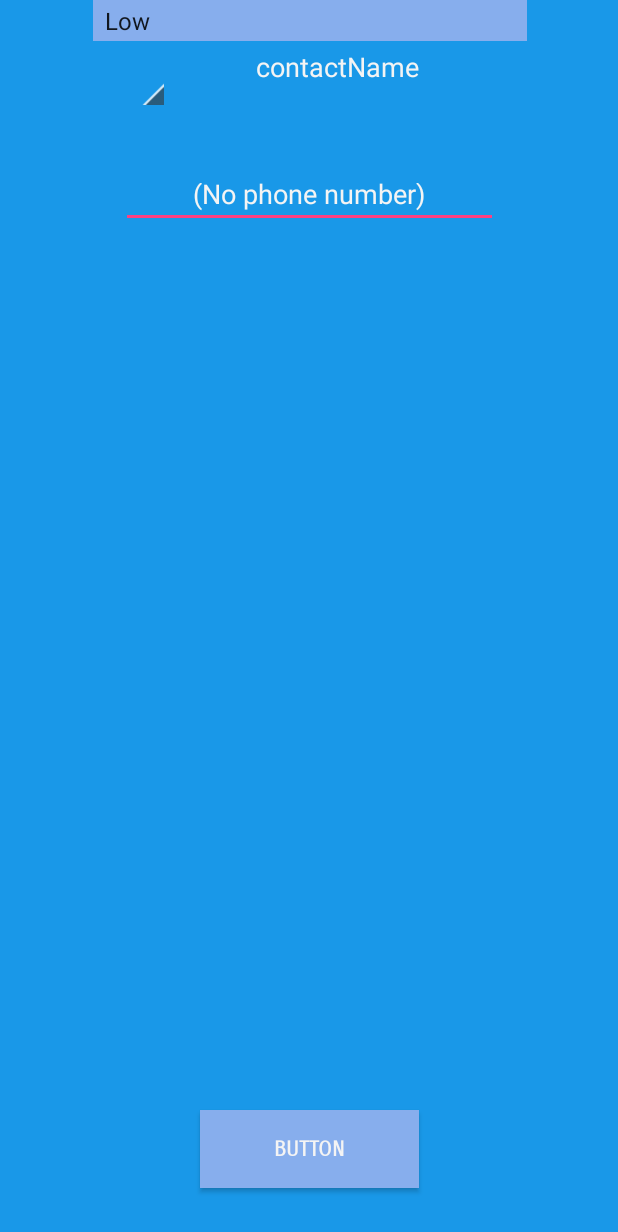
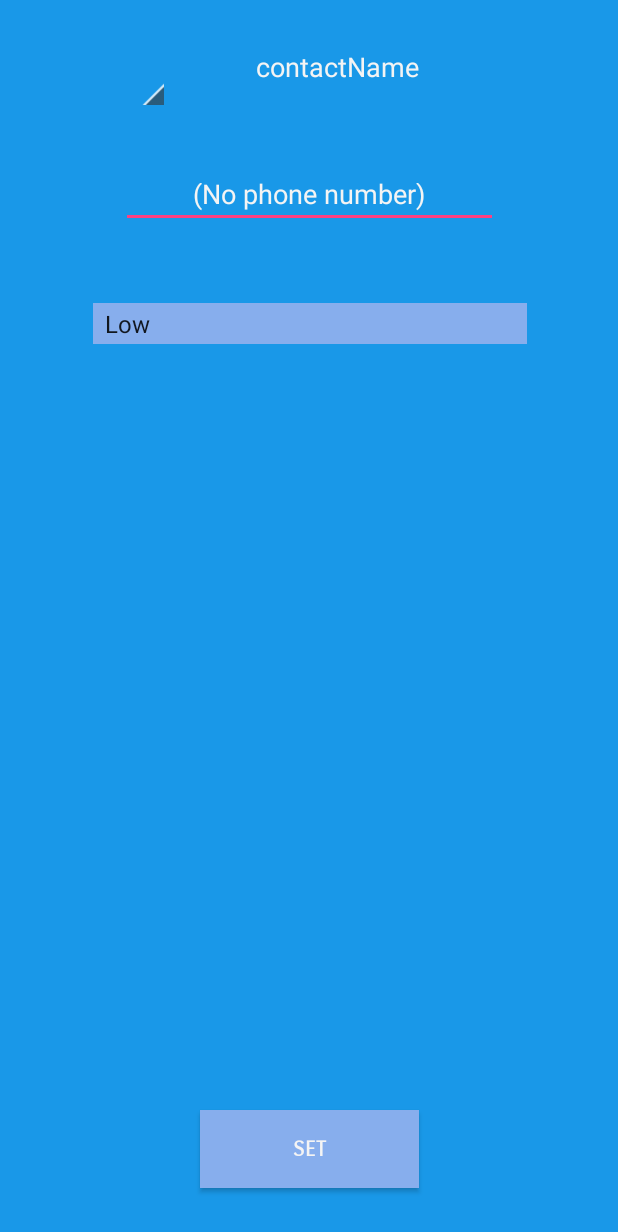
Before and after one commit to aarya1995/CallYourMother, an Android app: the screen it shows after launch (AddContactsActivity), after a tap on "ADD NEW CONTACTS", on a phone screen of 412 x 824 dp. Shown: the top 1232 px of the screen. Run offline under Robolectric (Android 15) with nearby library versions, the phone set to English and light mode, and no system bars.

Commit message:
customAdapter listview finished mostly by Jiaxin

```diff
--- a/app/src/main/java/com/example/alcar/callyourmother/AddContactsActivity.java
+++ b/app/src/main/java/com/example/alcar/callyourmother/AddContactsActivity.java
@@ -14,6 +14,9 @@ import android.widget.Toast;
 import android.widget.Spinner;
 import android.widget.AdapterView.OnItemClickListener;
 
+/**
+ * Created by jiaxin on 2017/11/15.
+ */
 
 public class AddContactsActivity extends Activity {
     private int type=0;//type of priority, Low:0 Med:1 High:2
--- a/app/src/main/java/com/example/alcar/callyourmother/AlarmNotificationReceiver.java
+++ b/app/src/main/java/com/example/alcar/callyourmother/AlarmNotificationReceiver.java
@@ -1,4 +1,8 @@
 package com.example.alcar.callyourmother;
+
+/**
+ * Created by Jiaxin on 2017/11/16.
+ */
 
 import android.app.Notification;
 import android.app.NotificationChannel;
--- a/app/src/main/java/com/example/alcar/callyourmother/AlarmOperation.java
+++ b/app/src/main/java/com/example/alcar/callyourmother/AlarmOperation.java
@@ -7,6 +7,9 @@ import android.content.Intent;
 
 import java.util.Calendar;
 
+/**
+ * Created by Jiaxin on 2017/11/16.
+ */
 
 public class AlarmOperation {
     public static void enableAlert(Context context, int type){
--- a/app/src/main/java/com/example/alcar/callyourmother/CustomAdapter.java
+++ /dev/null
@@ -1,131 +0,0 @@
-package com.example.alcar.callyourmother;
-import android.app.Activity;
-import android.content.Context;
-import android.content.res.Resources;
-import android.util.Log;
-import android.view.LayoutInflater;
-import android.view.View;
-import android.view.ViewGroup;
-import android.widget.BaseAdapter;
-import android.widget.TextView;
-
-import java.util.ArrayList;
-
-public class CustomAdapter extends BaseAdapter   implements View.OnClickListener {
-
-    /*********** Declare Used Variables *********/
-    private Activity activity;
-    private ArrayList data;
-    private static LayoutInflater inflater=null;
-    public Resources res;
-    ListModel tempValues=null;
-    int i=0;
-
-    /*************  CustomAdapter Constructor *****************/
-    public CustomAdapter(Activity a, ArrayList d,Resources resLocal) {
-
-        /********** Take passed values **********/
-        activity = a;
-        data=d;
-        res = resLocal;
-
-        /***********  Layout inflator to call external xml layout () ***********/
-        inflater = ( LayoutInflater )activity.
-                getSystemService(Context.LAYOUT_INFLATER_SERVICE);
-
-    }
-
-    /******** What is the size of Passed Arraylist Size ************/
-    public int getCount() {
-
-        if(data.size()<=0)
-            return 1;
-        return data.size();
-    }
-
-    public Object getItem(int position) {
-        return position;
-    }
-
-    public long getItemId(int position) {
-        return position;
-    }
-
-    /********* Create a holder Class to contain inflated xml file elements *********/
-    public static class ViewHolder{
-
-        public TextView contactName;
-
-
-
-    }
-
-    /****** Depends upon data size called for each row , Create each ListView row *****/
-    public View getView(int position, View convertView, ViewGroup parent) {
-
-        View vi = convertView;
-        ViewHolder holder;
-
-        if(convertView==null){
-
-            /****** Inflate tabitem.xml file for each row ( Defined below ) *******/
-            vi = inflater.inflate(R.layout.activity_main, null);
-
-            /****** View Holder Object to contain tabitem.xml file elements ******/
-
-            holder = new ViewHolder();
-            holder.contactName = (TextView) vi.findViewById(R.id.contactName);
-
-            /************  Set holder with LayoutInflater ************/
-            vi.setTag( holder );
-        }
-        else
-            holder=(ViewHolder)vi.getTag();
-
-        if(data.size()<=0)
-        {
-            holder.contactName.setText("UnKnown");
-
-        }
-        else
-        {
-            /***** Get each Model object from Arraylist ********/
-            tempValues=null;
-            tempValues = ( ListModel ) data.get( position );
-
-            /************  Set Model values in Holder elements ***********/
-
-            holder.contactName.setText( tempValues.getContactName());
-
-            /******** Set Item Click Listner for LayoutInflater for each row *******/
-
-            vi.setOnClickListener(new OnItemClickListener( position ));
-        }
-        return vi;
-    }
-
-    @Override
-    public void onClick(View v) {
-        Log.v("CustomAdapter", "=====Row button clicked=====");
-    }
-
-    /********* Called when Item click in ListView ************/
-    private class OnItemClickListener  implements View.OnClickListener {
-        private int mPosition;
-
-        OnItemClickListener(int position){
-            mPosition = position;
-        }
-
-        @Override
-        public void onClick(View arg0) {
-
-
-            MainActivity sct = (MainActivity) activity;
-
-            /****  Call  onItemClick Method inside CustomListViewAndroidExample Class ( See Below )****/
-
-            sct.onItemClick(mPosition);
-        }
-    }
-}
--- a/app/src/main/java/com/example/alcar/callyourmother/MainActivity.java
+++ b/app/src/main/java/com/example/alcar/callyourmother/MainActivity.java
@@ -5,17 +5,21 @@ import android.app.Activity;
 import android.content.res.Resources;
 import android.os.Bundle;
 import android.view.View;
+import android.view.ViewGroup;
+import android.widget.BaseAdapter;
 import android.widget.Button;
 import android.widget.ListView;
+import android.widget.TextView;
 import android.widget.Toast;
 
 import java.util.ArrayList;
+import java.util.zip.Inflater;
 
 
 public class MainActivity extends Activity {
 
     ListView list;
-    CustomAdapter adapter;
+    MyBaseAdapter adapter;
     public  MainActivity CustomListView = null;
     public ArrayList<ListModel> CustomListViewValuesArr = new ArrayList<ListModel>();
     @Override
@@ -32,48 +36,68 @@ public class MainActivity extends Activity {
         });
 
         CustomListView = this;
-
-        /******** Take some data in Arraylist ( CustomListViewValuesArr ) ***********/
         setListData();
-
-        Resources res =getResources();
         list = ( ListView )findViewById( R.id.existingPriority );  // List defined in XML ( See Below )
 
-        /**************** Create Custom Adapter *********/
-        adapter=new CustomAdapter( CustomListView, CustomListViewValuesArr,res );
-        list.setAdapter(adapter);
 
+        adapter=new MyBaseAdapter();
+        list.setAdapter( adapter );
     }
 
-    /****** Function to set data in ArrayList *************/
+
     public void setListData()
     {
-
+        /**need to change i<11 to the actually list in database**/
         for (int i = 0; i < 11; i++) {
 
-            final ListModel sched = new ListModel();
+            final ListModel existingPriorityList = new ListModel();
 
-            /******* Firstly take data in model object ******/
-            sched.setContactName("Contact Name");
+           /**This is just manually adding contact, need to figure out how to get contacts from priority**/
+            existingPriorityList.setContactName("Contact Name"+String.valueOf(i));
 
-            /******** Take Model Object in ArrayList **********/
-            CustomListViewValuesArr.add( sched );
+
+            CustomListViewValuesArr.add(existingPriorityList);
         }
 
     }
 
+    class MyBaseAdapter extends BaseAdapter{
 
-    /*****************  This function used by adapter ****************/
-    public void onItemClick(int mPosition)
-    {
-        ListModel tempValues = ( ListModel ) CustomListViewValuesArr.get(mPosition);
+        public int getCount(){
+            return CustomListViewValuesArr.size();
+        }
+        public Object getItem(int position) {
+            return position;
+        }
 
-
-        // SHOW ALERT
-
-        Toast.makeText(CustomListView,
-                ""+tempValues.getContactName(),
-                Toast.LENGTH_LONG)
-                .show();
+        public long getItemId(int position) {
+            return position;
+        }
+        public View getView(int position, View convertView, ViewGroup parent) {
+            if(convertView == null){
+                convertView=View.inflate(MainActivity.this,R.layout.single_list_priority,null);;
+            }
+            ListModel m = CustomListViewValuesArr.get(position);
+            TextView name = (TextView) convertView.findViewById(R.id.contactName);
+            name.setText(m.getContactName());
+            Button edit = (Button) convertView.findViewById(R.id.edit_button);
+            Button delete = (Button) convertView.findViewById(R.id.delete_button);
+            /**edit button need to be linked to correct function. Here it is just an example**/
+            edit.setOnClickListener(new View.OnClickListener(){
+                @Override
+                public void onClick(View view){
+                    Intent edit_priority = new Intent(MainActivity.this, AddContactsActivity.class);
+                    startActivity(edit_priority);
+                }
+            });
+            /** delete button need to be implemented to have proper function **/
+            delete.setOnClickListener(new View.OnClickListener(){
+                @Override
+                public void onClick(View view){
+                    Intent delete_priority = new Intent(MainActivity.this, null);
+                }
+            });
+            return convertView;
+        }
     }
 }
--- a/app/src/main/res/layout/activity_main.xml
+++ b/app/src/main/res/layout/activity_main.xml
@@ -7,7 +7,7 @@
     android:layout_width="match_parent"
     android:layout_height="match_parent"
     android:background="#1998e8"
-    tools:context="com.example.alcar.callyourmother.MainActivity">
+    tools:context="com.example.vipergx.cym.MainActivity">
 
     <Button
         android:id="@+id/addNewContacts"
--- a/app/src/main/res/layout/edit_priority.xml
+++ b/app/src/main/res/layout/edit_priority.xml
@@ -42,7 +42,7 @@
         android:layout_marginBottom="32dp"
         android:background="#87aeed"
         android:fontFamily="sans-serif-smallcaps"
-        android:text="Button"
+        android:text="Set"
         android:textColor="#f4f4f4"
         android:textStyle="bold"
         app:layout_constraintBottom_toBottomOf="parent"
@@ -58,9 +58,10 @@
         android:entries="@array/priorityLevel"
         android:popupBackground="#87aeed"
         app:layout_constraintHorizontal_bias="0.505"
+        android:layout_marginTop="50dp"
         app:layout_constraintLeft_toLeftOf="parent"
         app:layout_constraintRight_toRightOf="parent"
-        tools:layout_editor_absoluteY="181dp"/>
+        app:layout_constraintTop_toBottomOf="@+id/phoneNumber" />
 
     <EditText
         android:id="@+id/phoneNumber"
```
Also changed, not shown: app/src/main/res/layout/single_list_priority.xml (+9 -8 lines).
